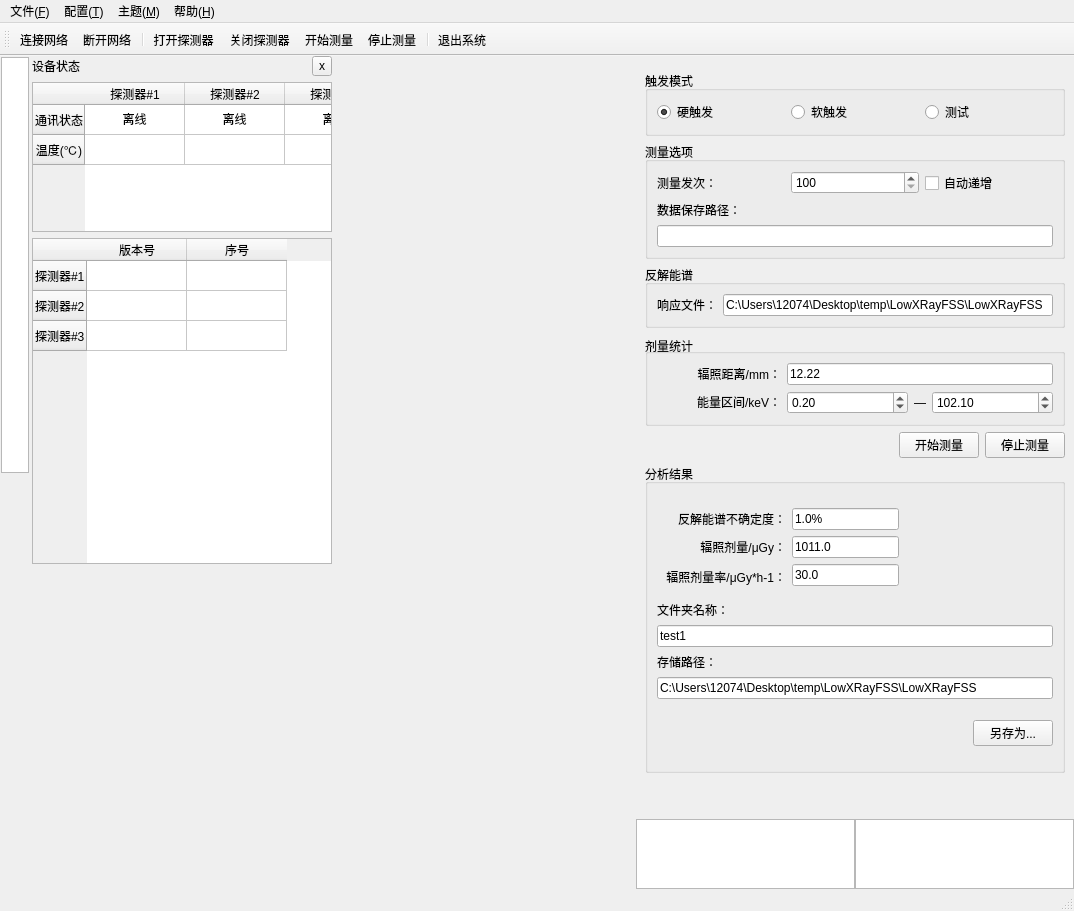
MrXiaomao/HEXRayFSS_QT, file mainwindow.ui: the form before one commit.
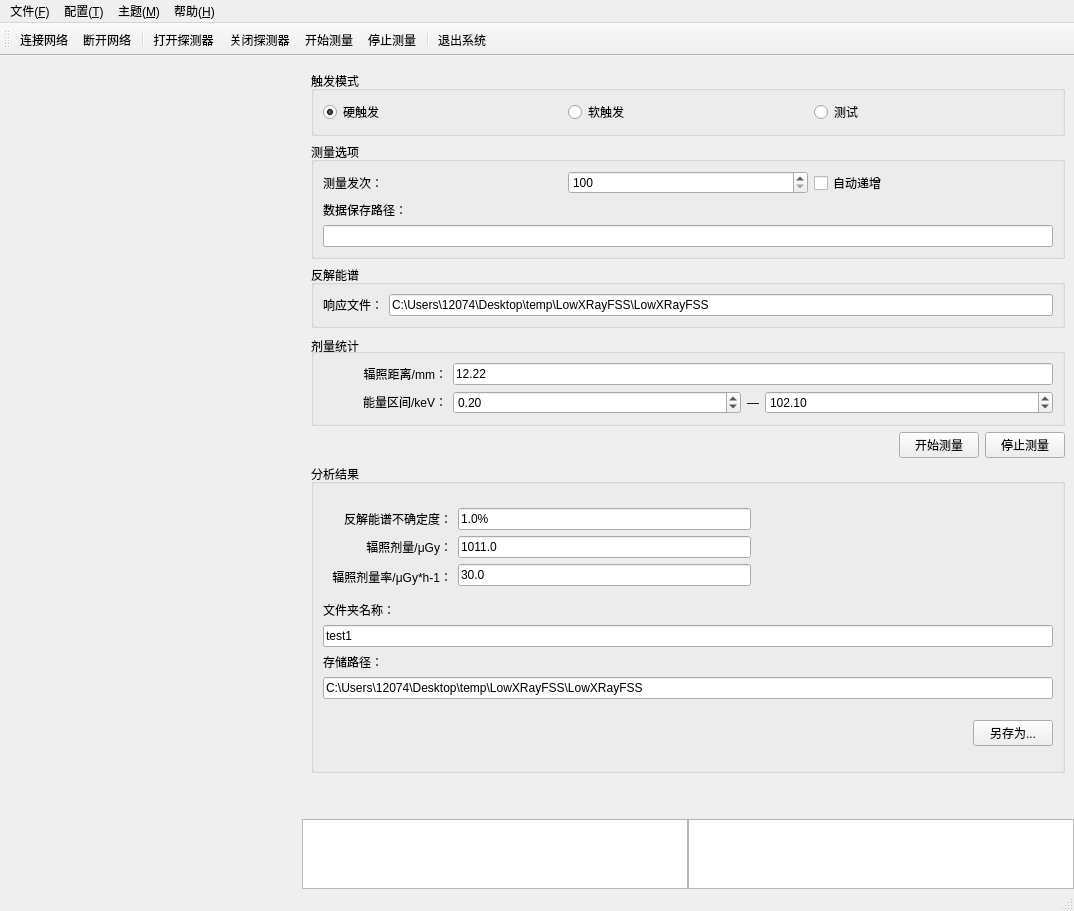
The form after the commit. The open tabs and pages were chosen to show the change. Icons and pictures are not drawn. Custom widgets are drawn as their Qt base class.

What changed in the file:
```diff
--- a/mainwindow.ui
+++ b/mainwindow.ui
@@ -7,7 +7,7 @@
     <x>0</x>
     <y>0</y>
     <width>1074</width>
-    <height>834</height>
+    <height>903</height>
    </rect>
   </property>
   <property name="windowTitle">
@@ -30,618 +30,6 @@
     <property name="bottomMargin">
      <number>0</number>
     </property>
-    <item>
-     <widget class="QWidget" name="sidewidget" native="true">
-      <property name="sizePolicy">
-       <sizepolicy hsizetype="Fixed" vsizetype="Expanding">
-        <horstretch>0</horstretch>
-        <verstretch>0</verstretch>
-       </sizepolicy>
-      </property>
-      <property name="maximumSize">
-       <size>
-        <width>30</width>
-        <height>16777215</height>
-       </size>
-      </property>
-      <layout class="QVBoxLayout" name="verticalLayout">
-       <property name="spacing">
-        <number>1</number>
-       </property>
-       <property name="leftMargin">
-        <number>1</number>
-       </property>
-       <property name="topMargin">
-        <number>1</number>
-       </property>
-       <property name="rightMargin">
-        <number>1</number>
-       </property>
-       <property name="bottomMargin">
-        <number>1</number>
-       </property>
-       <item>
-        <widget class="QGraphicsView" name="graphicsView">
-         <property name="sizePolicy">
-          <sizepolicy hsizetype="Expanding" vsizetype="Expanding">
-           <horstretch>0</horstretch>
-           <verstretch>0</verstretch>
-          </sizepolicy>
-         </property>
-         <property name="alignment">
-          <set>Qt::AlignLeading|Qt::AlignLeft|Qt::AlignTop</set>
-         </property>
-        </widget>
-       </item>
-       <item>
-        <spacer name="verticalSpacer">
-         <property name="orientation">
-          <enum>Qt::Vertical</enum>
-         </property>
-         <property name="sizeHint" stdset="0">
-          <size>
-           <width>20</width>
-           <height>40</height>
-          </size>
-         </property>
-        </spacer>
-       </item>
-      </layout>
-     </widget>
-    </item>
-    <item>
-     <widget class="QStackedWidget" name="stackedWidget">
-      <property name="minimumSize">
-       <size>
-        <width>300</width>
-        <height>0</height>
-       </size>
-      </property>
-      <property name="maximumSize">
-       <size>
-        <width>500</width>
-        <height>16777215</height>
-       </size>
-      </property>
-      <property name="currentIndex">
-       <number>0</number>
-      </property>
-      <widget class="QWidget" name="laserDistanceWidget">
-       <layout class="QVBoxLayout" name="verticalLayout_2">
-        <property name="leftMargin">
-         <number>0</number>
-        </property>
-        <property name="topMargin">
-         <number>0</number>
-        </property>
-        <property name="rightMargin">
-         <number>0</number>
-        </property>
-        <property name="bottomMargin">
-         <number>0</number>
-        </property>
-        <item>
-         <layout class="QHBoxLayout" name="horizontalLayout">
-          <item>
-           <widget class="QLabel" name="label">
-            <property name="text">
-             <string>测距模块</string>
-            </property>
-           </widget>
-          </item>
-          <item>
-           <widget class="QToolButton" name="toolButton_closeLaserDistanceWidget">
-            <property name="sizePolicy">
-             <sizepolicy hsizetype="Fixed" vsizetype="Fixed">
-              <horstretch>0</horstretch>
-              <verstretch>0</verstretch>
-             </sizepolicy>
-            </property>
-            <property name="maximumSize">
-             <size>
-              <width>20</width>
-              <height>20</height>
-             </size>
-            </property>
-            <property name="text">
-             <string notr="true">x</string>
-            </property>
-           </widget>
-          </item>
-         </layout>
-        </item>
-        <item>
-         <layout class="QHBoxLayout" name="horizontalLayout_3">
-          <property name="spacing">
-           <number>30</number>
-          </property>
-          <property name="leftMargin">
-           <number>20</number>
-          </property>
-          <property name="rightMargin">
-           <number>20</number>
-          </property>
-          <item>
-           <widget class="QLabel" name="label_2">
-            <property name="text">
-             <string>电源：</string>
-            </property>
-           </widget>
-          </item>
-          <item>
-           <widget class="SwitchButton" name="switchButton_power" native="true">
-            <property name="minimumSize">
-             <size>
-              <width>80</width>
-              <height>25</height>
-             </size>
-            </property>
-            <property name="maximumSize">
-             <size>
-              <width>80</width>
-              <height>25</height>
-             </size>
-            </property>
-           </widget>
-          </item>
-          <item>
-           <spacer name="horizontalSpacer">
-            <property name="orientation">
-             <enum>Qt::Horizontal</enum>
-            </property>
-            <property name="sizeHint" stdset="0">
-             <size>
-              <width>40</width>
-              <height>20</height>
-             </size>
-            </property>
-           </spacer>
-          </item>
-         </layout>
-        </item>
-        <item>
-         <layout class="QHBoxLayout" name="horizontalLayout_4">
-          <property name="spacing">
-           <number>30</number>
-          </property>
-          <property name="leftMargin">
-           <number>20</number>
-          </property>
-          <property name="rightMargin">
-           <number>20</number>
-          </property>
-          <item>
-           <widget class="QLabel" name="label_3">
-            <property name="text">
-             <string>激光：</string>
-            </property>
-           </widget>
-          </item>
-          <item>
-           <widget class="SwitchButton" name="switchButton_laser" native="true">
-            <property name="minimumSize">
-             <size>
-              <width>80</width>
-              <height>25</height>
-             </size>
-            </property>
-            <property name="maximumSize">
-             <size>
-              <width>80</width>
-              <height>25</height>
-             </size>
-            </property>
-           </widget>
-          </item>
-          <item>
-           <spacer name="horizontalSpacer_2">
-            <property name="orientation">
-             <enum>Qt::Horizontal</enum>
-            </property>
-            <property name="sizeHint" stdset="0">
-             <size>
-              <width>40</width>
-              <height>20</height>
-             </size>
-            </property>
-           </spacer>
-          </item>
-         </layout>
-        </item>
-        <item>
-         <widget class="QCheckBox" name="checkBox_continueMeasureDistance">
-          <property name="text">
-           <string>连续测量</string>
-          </property>
-         </widget>
-        </item>
-        <item>
-         <layout class="QHBoxLayout" name="horizontalLayout_5">
-          <property name="rightMargin">
-           <number>2</number>
-          </property>
-          <item>
-           <widget class="QPushButton" name="pushButton_startMeasureDistance">
-            <property name="styleSheet">
-             <string notr="true"/>
-            </property>
-            <property name="text">
-             <string>开始测距</string>
-            </property>
-            <property name="icon">
-             <iconset resource="../3rdParty/resource/resource.qrc">
-              <normaloff>:/ruler.png</normaloff>:/ruler.png</iconset>
-            </property>
-            <property name="checkable">
-             <bool>false</bool>
-            </property>
-            <property name="checked">
-             <bool>false</bool>
-            </property>
-           </widget>
-          </item>
-          <item>
-           <widget class="QPushButton" name="pushButton_stopMeasureDistance">
-            <property name="text">
-             <string>停止测距</string>
-            </property>
-            <property name="icon">
-             <iconset resource="../3rdParty/resource/resource.qrc">
-              <normaloff>:/work-off.png</normaloff>:/work-off.png</iconset>
-            </property>
-            <property name="checkable">
-             <bool>false</bool>
-            </property>
-            <property name="checked">
-             <bool>false</bool>
-            </property>
-           </widget>
-          </item>
-          <item>
-           <spacer name="horizontalSpacer_3">
-            <property name="orientation">
-             <enum>Qt::Horizontal</enum>
-            </property>
-            <property name="sizeHint" stdset="0">
-             <size>
-              <width>40</width>
-              <height>20</height>
-             </size>
-            </property>
-           </spacer>
-          </item>
-         </layout>
-        </item>
-        <item>
-         <widget class="QTableWidget" name="tableWidget_laser">
-          <property name="editTriggers">
-           <set>QAbstractItemView::NoEditTriggers</set>
-          </property>
-          <column>
-           <property name="text">
-            <string>距离(m)</string>
-           </property>
-          </column>
-          <column>
-           <property name="text">
-            <string>信号质量</string>
-           </property>
-          </column>
-         </widget>
-        </item>
-        <item>
-         <layout class="QHBoxLayout" name="horizontalLayout_16">
-          <property name="rightMargin">
-           <number>2</number>
-          </property>
-          <item>
-           <spacer name="horizontalSpacer_7">
-            <property name="orientation">
-             <enum>Qt::Horizontal</enum>
-            </property>
-            <property name="sizeHint" stdset="0">
-             <size>
-              <width>40</width>
-              <height>20</height>
-             </size>
-            </property>
-           </spacer>
-          </item>
-          <item>
-           <widget class="QPushButton" name="pushButton_export">
-            <property name="text">
-             <string>数据导出</string>
-            </property>
-            <property name="icon">
-             <iconset resource="../3rdParty/resource/resource.qrc">
-              <normaloff>:/daochu.png</normaloff>:/daochu.png</iconset>
-            </property>
-           </widget>
-          </item>
-          <item>
-           <widget class="QPushButton" name="pushButton">
-            <property name="text">
-             <string>清空</string>
-            </property>
-            <property name="icon">
-             <iconset resource="../3rdParty/resource/resource.qrc">
-              <normaloff>:/empty.png</normaloff>:/empty.png</iconset>
-            </property>
-           </widget>
-          </item>
-         </layout>
-        </item>
-       </layout>
-      </widget>
-      <widget class="QWidget" name="detectorStatusWidget">
-       <layout class="QVBoxLayout" name="verticalLayout_5">
-        <property name="leftMargin">
-         <number>0</number>
-        </property>
-        <property name="topMargin">
-         <number>0</number>
-        </property>
-        <property name="rightMargin">
-         <number>0</number>
-        </property>
-        <property name="bottomMargin">
-         <number>0</number>
-        </property>
-        <item>
-         <layout class="QHBoxLayout" name="horizontalLayout_6">
-          <item>
-           <widget class="QLabel" name="label_4">
-            <property name="text">
-             <string>设备状态</string>
-            </property>
-           </widget>
-          </item>
-          <item>
-           <widget class="QToolButton" name="toolButton_closeDetectorStatusWidget">
-            <property name="sizePolicy">
-             <sizepolicy hsizetype="Fixed" vsizetype="Fixed">
-              <horstretch>0</horstretch>
-              <verstretch>0</verstretch>
-             </sizepolicy>
-            </property>
-            <property name="maximumSize">
-             <size>
-              <width>20</width>
-              <height>20</height>
-             </size>
-            </property>
-            <property name="text">
-             <string notr="true">x</string>
-            </property>
-           </widget>
-          </item>
-         </layout>
-        </item>
-        <item>
-         <widget class="QTableWidget" name="tableWidget_detector">
-          <property name="maximumSize">
-           <size>
-            <width>16777215</width>
-            <height>150</height>
-           </size>
-          </property>
-          <property name="verticalScrollBarPolicy">
-           <enum>Qt::ScrollBarAlwaysOff</enum>
-          </property>
-          <property name="horizontalScrollBarPolicy">
-           <enum>Qt::ScrollBarAlwaysOff</enum>
-          </property>
-          <row>
-           <property name="text">
-            <string>通讯状态</string>
-           </property>
-           <property name="textAlignment">
-            <set>AlignCenter</set>
-           </property>
-          </row>
-          <row>
-           <property name="text">
-            <string>温度(℃)</string>
-           </property>
-           <property name="textAlignment">
-            <set>AlignCenter</set>
-           </property>
-          </row>
-          <column>
-           <property name="text">
-            <string>探测器#1</string>
-           </property>
-          </column>
-          <column>
-           <property name="text">
-            <string>探测器#2</string>
-           </property>
-          </column>
-          <column>
-           <property name="text">
-            <string>探测器#3</string>
-           </property>
-          </column>
-          <item row="0" column="0">
-           <property name="text">
-            <string>离线</string>
-           </property>
-           <property name="textAlignment">
-            <set>AlignCenter</set>
-           </property>
-           <property name="flags">
-            <set>ItemIsSelectable|ItemIsDragEnabled|ItemIsDropEnabled|ItemIsUserCheckable|ItemIsEnabled</set>
-           </property>
-          </item>
-          <item row="0" column="1">
-           <property name="text">
-            <string>离线</string>
-           </property>
-           <property name="textAlignment">
-            <set>AlignCenter</set>
-           </property>
-           <property name="flags">
-            <set>ItemIsSelectable|ItemIsDragEnabled|ItemIsDropEnabled|ItemIsUserCheckable|ItemIsEnabled</set>
-           </property>
-          </item>
-          <item row="0" column="2">
-           <property name="text">
-            <string>离线</string>
-           </property>
-           <property name="textAlignment">
-            <set>AlignCenter</set>
-           </property>
-           <property name="flags">
-            <set>ItemIsSelectable|ItemIsDragEnabled|ItemIsDropEnabled|ItemIsUserCheckable|ItemIsEnabled</set>
-           </property>
-          </item>
-          <item row="1" column="0">
-           <property name="text">
-            <string/>
-           </property>
-           <property name="textAlignment">
-            <set>AlignCenter</set>
-           </property>
-           <property name="flags">
-            <set>ItemIsSelectable|ItemIsDragEnabled|ItemIsDropEnabled|ItemIsUserCheckable|ItemIsEnabled</set>
-           </property>
-          </item>
-          <item row="1" column="1">
-           <property name="text">
-            <string/>
-           </property>
-           <property name="textAlignment">
-            <set>AlignCenter</set>
-           </property>
-           <property name="flags">
-            <set>ItemIsSelectable|ItemIsDragEnabled|ItemIsDropEnabled|ItemIsUserCheckable|ItemIsEnabled</set>
-           </property>
-          </item>
-          <item row="1" column="2">
-           <property name="text">
-            <string/>
-           </property>
-           <property name="textAlignment">
-            <set>AlignCenter</set>
-           </property>
-           <property name="flags">
-            <set>ItemIsSelectable|ItemIsDragEnabled|ItemIsDropEnabled|ItemIsUserCheckable|ItemIsEnabled</set>
-           </property>
-          </item>
-         </widget>
-        </item>
-        <item>
-         <widget class="QTableWidget" name="tableWidget_detectorVersion">
-          <property name="verticalScrollBarPolicy">
-           <enum>Qt::ScrollBarAlwaysOff</enum>
-          </property>
-          <property name="horizontalScrollBarPolicy">
-           <enum>Qt::ScrollBarAlwaysOff</enum>
-          </property>
-          <property name="sizeAdjustPolicy">
-           <enum>QAbstractScrollArea::AdjustIgnored</enum>
-          </property>
-          <row>
-           <property name="text">
-            <string>探测器#1</string>
-           </property>
-          </row>
-          <row>
-           <property name="text">
-            <string>探测器#2</string>
-           </property>
-          </row>
-          <row>
-           <property name="text">
-            <string>探测器#3</string>
-           </property>
-          </row>
-          <column>
-           <property name="text">
-            <string>版本号</string>
-           </property>
-          </column>
-          <column>
-           <property name="text">
-            <string>序号</string>
-           </property>
-          </column>
-          <item row="0" column="0">
-           <property name="text">
-            <string/>
-           </property>
-           <property name="textAlignment">
-            <set>AlignCenter</set>
-           </property>
-           <property name="flags">
-            <set>ItemIsSelectable|ItemIsDragEnabled|ItemIsDropEnabled|ItemIsUserCheckable|ItemIsEnabled</set>
-           </property>
-          </item>
-          <item row="0" column="1">
-           <property name="text">
-            <string/>
-           </property>
-           <property name="textAlignment">
-            <set>AlignCenter</set>
-           </property>
-          </item>
-          <item row="1" column="0">
-           <property name="text">
-            <string/>
-           </property>
-           <property name="textAlignment">
-            <set>AlignCenter</set>
-           </property>
-           <property name="flags">
-            <set>ItemIsSelectable|ItemIsDragEnabled|ItemIsDropEnabled|ItemIsUserCheckable|ItemIsEnabled</set>
-           </property>
-          </item>
-          <item row="1" column="1">
-           <property name="text">
-            <string/>
-           </property>
-           <property name="textAlignment">
-            <set>AlignCenter</set>
-           </property>
-          </item>
-          <item row="2" column="0">
-           <property name="text">
-            <string/>
-           </property>
-           <property name="textAlignment">
-            <set>AlignCenter</set>
-           </property>
-           <property name="flags">
-            <set>ItemIsSelectable|ItemIsDragEnabled|ItemIsDropEnabled|ItemIsUserCheckable|ItemIsEnabled</set>
-           </property>
-          </item>
-          <item row="2" column="1">
-           <property name="text">
-            <string/>
-           </property>
-           <property name="textAlignment">
-            <set>AlignCenter</set>
-           </property>
-          </item>
-         </widget>
-        </item>
-        <item>
-         <spacer name="verticalSpacer_2">
-          <property name="orientation">
-           <enum>Qt::Vertical</enum>
-          </property>
-          <property name="sizeHint" stdset="0">
-           <size>
-            <width>20</width>
-            <height>258</height>
-           </size>
-          </property>
-         </spacer>
-        </item>
-       </layout>
-      </widget>
-     </widget>
-    </item>
     <item>
      <widget class="QWidget" name="leftHboxWidget" native="true">
       <property name="minimumSize">
@@ -1760,12 +1148,6 @@
    <header>qcustomplot.h</header>
    <container>1</container>
   </customwidget>
-  <customwidget>
-   <class>SwitchButton</class>
-   <extends>QWidget</extends>
-   <header>switchbutton.h</header>
-   <container>1</container>
-  </customwidget>
  </customwidgets>
  <resources>
   <include location="../3rdParty/resource/resource.qrc"/>
```
Left out of the diff: 2 changed lines with no effect on the pictures.
